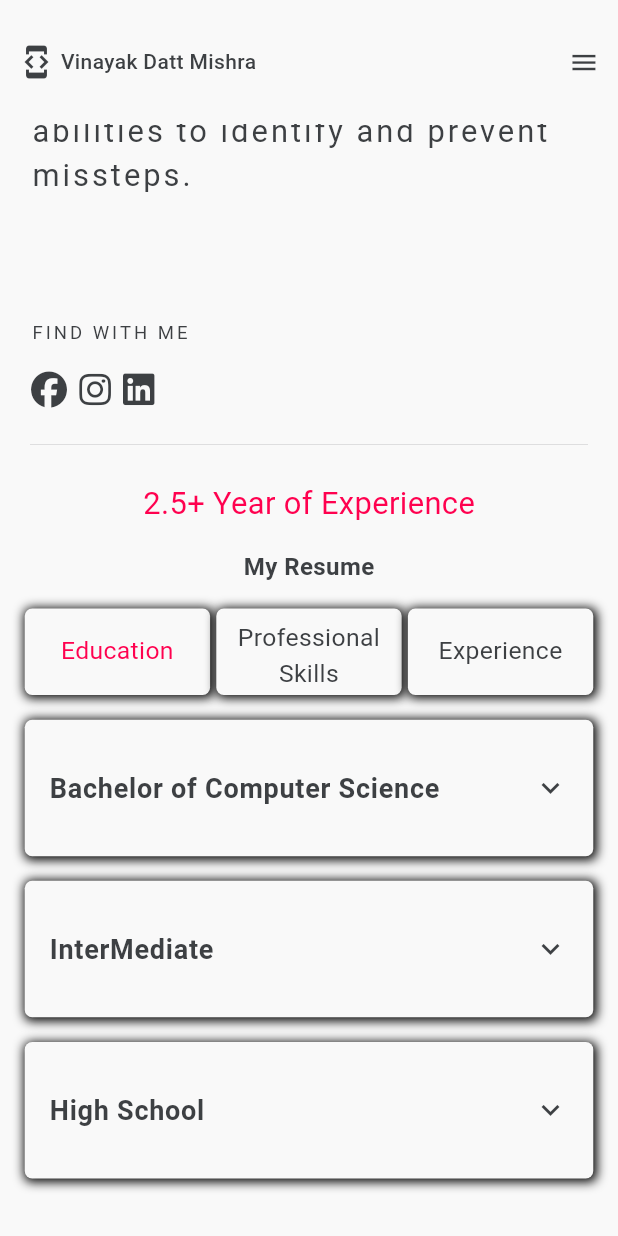
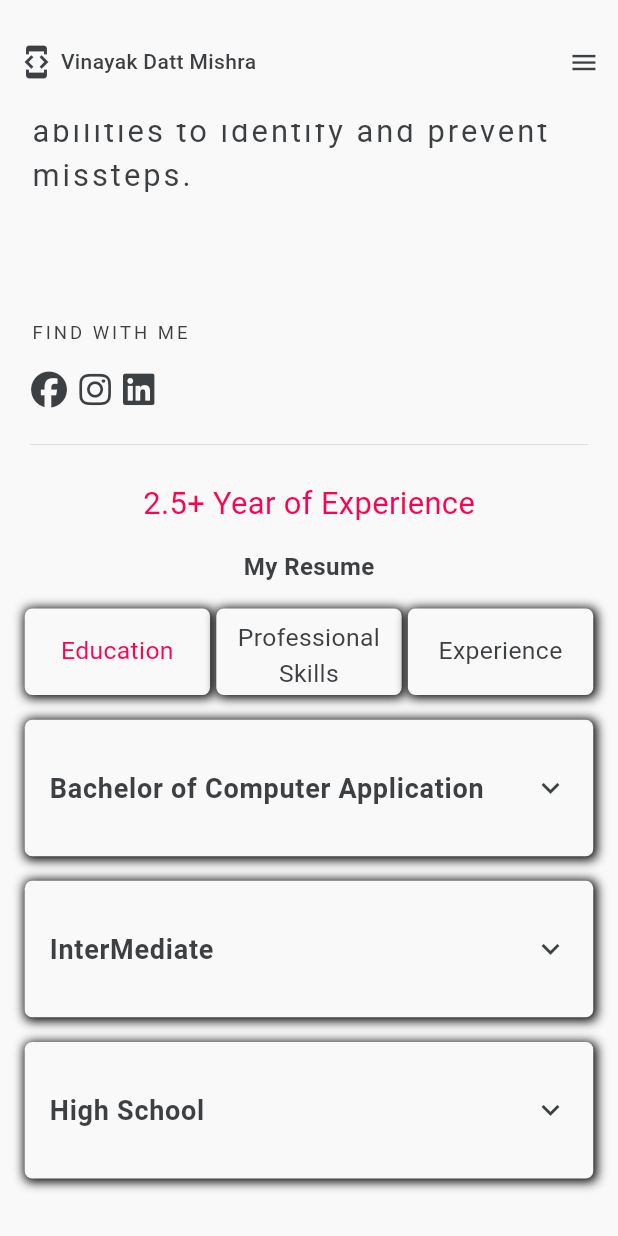
Before and after one commit to vinayak-archit/my-portfolio, a Flutter app: the screen it shows after launch, scrolled down 1152 dp, on a phone screen of 412 x 824 dp. Run offline on Flutter 3.47's test engine with Material 3 defaults, Android fonts, the phone set to English and light mode, and no system bars; our stand-ins replace animated_text_kit, font_awesome_flutter, get, percent_indicator.

Commit message:
new changes updated

```diff
--- a/lib/Screens/home.dart
+++ b/lib/Screens/home.dart
@@ -1805,7 +1805,7 @@ class Home extends StatelessWidget {
                 children: [
                   Flexible(
                     child: Text(
-                      'Bachelor of Computer Science',
+                      'Bachelor of Computer Application',
                       softWrap: true,
                       // style: TextStyle(color: WHITE_COLOR,fontWeight: FontWeight.bold),
                       style: TextStyle(
```
Also changed, not shown: 1 other file.
